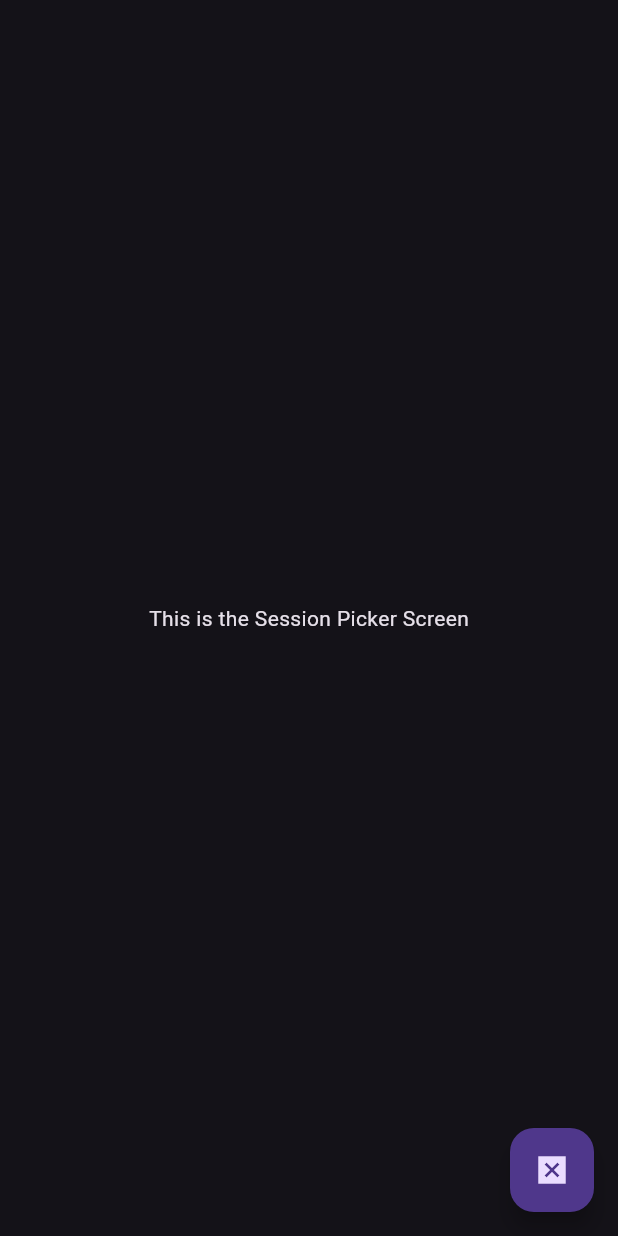
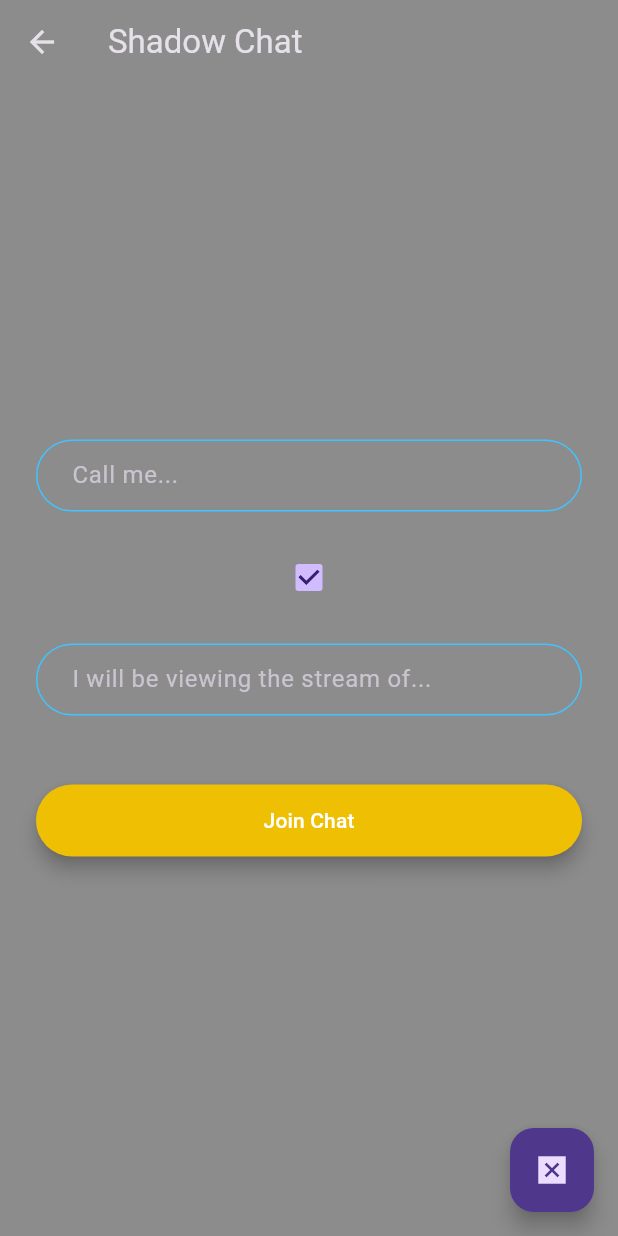
Before and after one commit to TrevorRomans/shadow_chat, a Flutter app: the SessionPickerScreen screen opened by its route, on a phone screen of 412 x 824 dp. Run offline on Flutter 3.47's test engine with Material 3 defaults, Android fonts, the light colour scheme and no system bars; drawn by our look-alikes of modal_progress_hud_nsn; our stand-ins replace animated_text_kit, firebase_auth, firebase_core; accounts and stored records are empty.

Commit message:
Created Session Picker Screen content

```diff
--- a/lib/screens/session_picker_screen.dart
+++ b/lib/screens/session_picker_screen.dart
@@ -1,5 +1,7 @@
 import 'package:flutter/material.dart';
+import 'package:modal_progress_hud_nsn/modal_progress_hud_nsn.dart';
 import 'package:shadow_chat/constants.dart';
+import '../components/rounded_button.dart';
 import 'chat_screen.dart';
 
 class SessionPickerScreen extends StatefulWidget {
@@ -13,11 +15,88 @@ class SessionPickerScreen extends StatefulWidget {
 
 // This is the first commit to the Session Picker Screen branch!
 class _SessionPickerScreenState extends State<SessionPickerScreen> {
+  bool isViewer = true;
+  bool showSpinner = false;
+  bool isMatching = false;
+  String streamerName = '';
+  String viewerName = '';
+
   @override
   Widget build(BuildContext context) {
     return Scaffold(
-      body: Center(
-        child: Text('This is the Session Picker Screen'),
+      appBar: AppBar(
+        title: Text('Shadow Chat'),
+        backgroundColor: Colors.transparent,
+        elevation: 0,
+        //TODO: change button to include signing out
+        leading: IconButton(
+          onPressed: () {
+            Navigator.pop(context);
+          },
+          icon: Icon(Icons.arrow_back_outlined),
+        ),
+      ),
+      backgroundColor: Colors.black45,
+      body: ModalProgressHUD(
+        inAsyncCall: showSpinner,
+        child: Padding(
+          padding: EdgeInsets.symmetric(horizontal: 24.0),
+          child: Column(
+            mainAxisAlignment: MainAxisAlignment.center,
+            crossAxisAlignment: CrossAxisAlignment.stretch,
+            children: [
+              TextField(
+                // All users enter their names here
+                onChanged: (value) {
+                  viewerName = value;
+                },
+                decoration: kInputTextDecoration.copyWith(
+                  hintText: 'Enter your username',
+                  labelText: 'Call me...',
+                  errorText:
+                      isMatching ? 'Cannot match the streamer\'s name' : null,
+                ),
+              ),
+              SizedBox(height: 20.0),
+              Checkbox.adaptive(
+                value: isViewer,
+                onChanged: (value) {
+                  // Reset the streamer name if box is unchecked, switch the user type
+                  setState(() {
+                    isViewer = value!;
+                    if (!value) {
+                      streamerName = '';
+                    }
+                  });
+                },
+              ),
+              SizedBox(height: 20.0),
+              TextField(
+                // Only viewers enter their streamer's name here
+                enabled: isViewer,
+                onChanged: (value) {
+                  streamerName = value;
+                },
+                decoration: kInputTextDecoration.copyWith(
+                    labelText: 'I will be viewing the stream of...'),
+              ),
+              SizedBox(height: 30.0),
+              RoundedButton(
+                title: isViewer ? 'Join Chat' : 'Create Session',
+                color: Color(0xFFEFBF04),
+                onPressed: () {
+                  //TODO: implement navigation logic for users
+
+                  //TODO: if the two names match, only set the state
+                  //TODO: if the document does not exist, give the appropriate warning
+                  //TODO: if the document exists, but the user appears in the ban list, give the appropriate warning
+                  //TODO: if everything is as it should be, navigate to the chat screen while passing important data as parameters
+                  Navigator.pushNamed(context, ChatScreen.id);
+                },
+              ),
+            ],
+          ),
+        ),
       ),
       floatingActionButton: FloatingActionButton(
         onPressed: kIsFABEnabled
```
